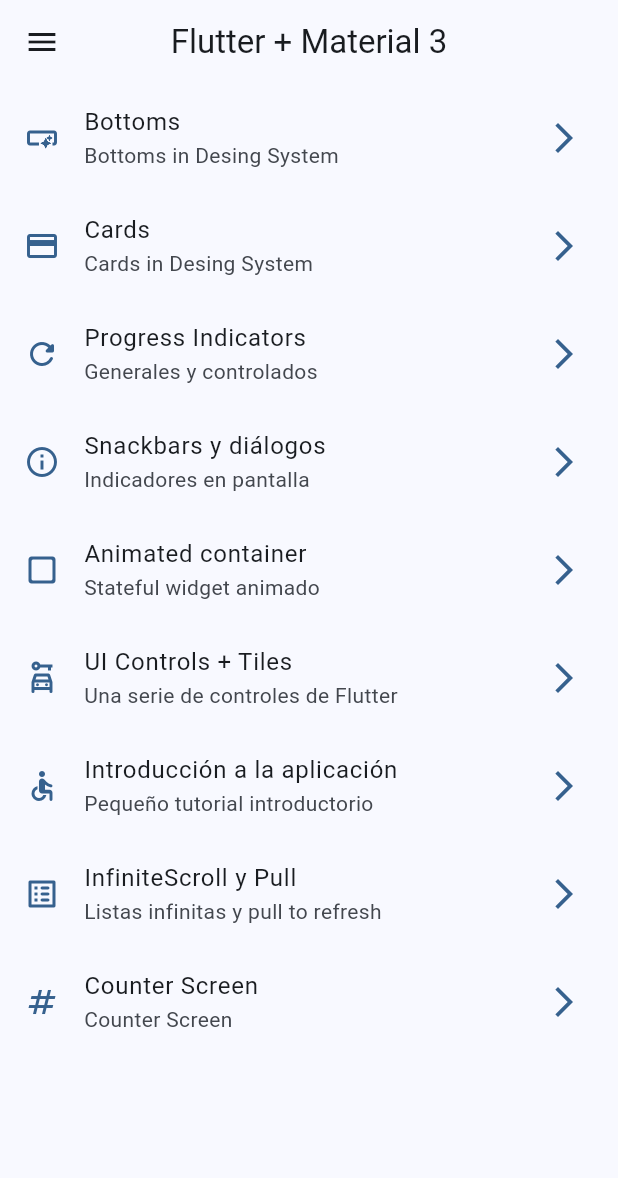
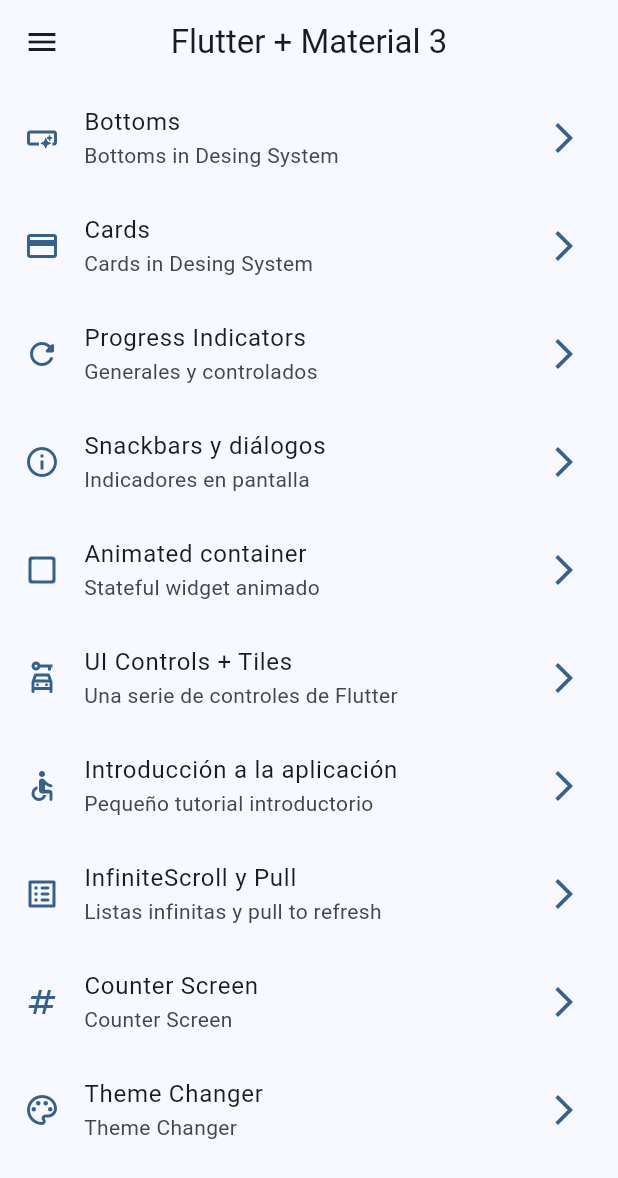
Before and after one commit to alexgsisc/widgets_app, a Flutter app: the screen it shows after launch, on a phone screen of 412 x 824 dp. Shown: the top 1178 px of the screen. Run offline on Flutter 3.47's test engine with Material 3 defaults, Android fonts, the phone set to English and light mode, and no system bars; our stand-ins replace animate_do, flutter_riverpod, go_router.

Commit message:
create theme screen

```diff
--- a/lib/config/menu/menu_item.dart
+++ b/lib/config/menu/menu_item.dart
@@ -67,4 +67,10 @@ const appMenuItems = <MenuItem>[
     link: '/counter',
     icon: Icons.numbers_outlined,
   ),
+  MenuItem(
+    title: 'Theme Changer',
+    subTitle: 'Theme Changer',
+    link: '/theme_changer',
+    icon: Icons.color_lens_outlined,
+  ),
 ];
--- a/lib/config/router/app_router.dart
+++ b/lib/config/router/app_router.dart
@@ -54,6 +54,11 @@ final appRouter = GoRouter(
       path: '/counter',
       name: CounterScreen.name,
       builder: (context, state) => const CounterScreen(),
+    ),
+    GoRoute(
+      path: '/theme_changer',
+      name: ThemeChangerScreen.name,
+      builder: (context, state) => const ThemeChangerScreen(),
     )
   ],
 );
--- a/lib/config/theme/app_theme.dart
+++ b/lib/config/theme/app_theme.dart
@@ -1,9 +1,12 @@
 import 'package:flutter/material.dart';
 
-const List<Color> _colorThemes = [
+const List<Color> colorThemes = [
   Colors.blue,
-  Colors.yellow,
+  Colors.red,
   Colors.green,
+  Colors.pink,
+  Colors.orange,
+  Colors.purple
 ];
 
 class AppTheme {
@@ -12,14 +15,14 @@ class AppTheme {
   AppTheme({
     this.selectedColor = 0,
   }) : assert(
-          selectedColor >= 0 && selectedColor <= _colorThemes.length - 1,
-          'Color must be between 0 and ${_colorThemes.length}',
+          selectedColor >= 0 && selectedColor <= colorThemes.length - 1,
+          'Color must be between 0 and ${colorThemes.length}',
         );
 
   ThemeData get theme {
     return ThemeData(
         useMaterial3: true,
-        colorSchemeSeed: _colorThemes[selectedColor],
+        colorSchemeSeed: colorThemes[selectedColor],
         appBarTheme: const AppBarTheme(
           centerTitle: true,
         ));
--- a/lib/providers/theme_provider.dart
+++ b/lib/providers/theme_provider.dart
@@ -1,3 +1,6 @@
 import 'package:flutter_riverpod/flutter_riverpod.dart';
+import 'package:widgets_app/config/theme/app_theme.dart';
 
 final isDarkProvider = StateProvider((ref) => false);
+
+final colorListProvider = StateProvider((ref) => colorThemes);
--- a/lib/screens/screens.dart
+++ b/lib/screens/screens.dart
@@ -7,4 +7,5 @@ export 'package:widgets_app/screens/home/home_screen.dart';
 export 'package:widgets_app/screens/infinite_scroll/infinite_scroll_screen.dart';
 export 'package:widgets_app/screens/progress/progress_screen.dart';
 export 'package:widgets_app/screens/snackbar/snackbar_screen.dart';
+export 'package:widgets_app/screens/theme_changer/theme_changer_screen.dart';
 export 'package:widgets_app/screens/ui_controls/ui_controls_screen.dart';
```
Also changed, not shown: lib/screens/theme_changer/theme_changer_screen.dart (added, +60 -0 lines).
